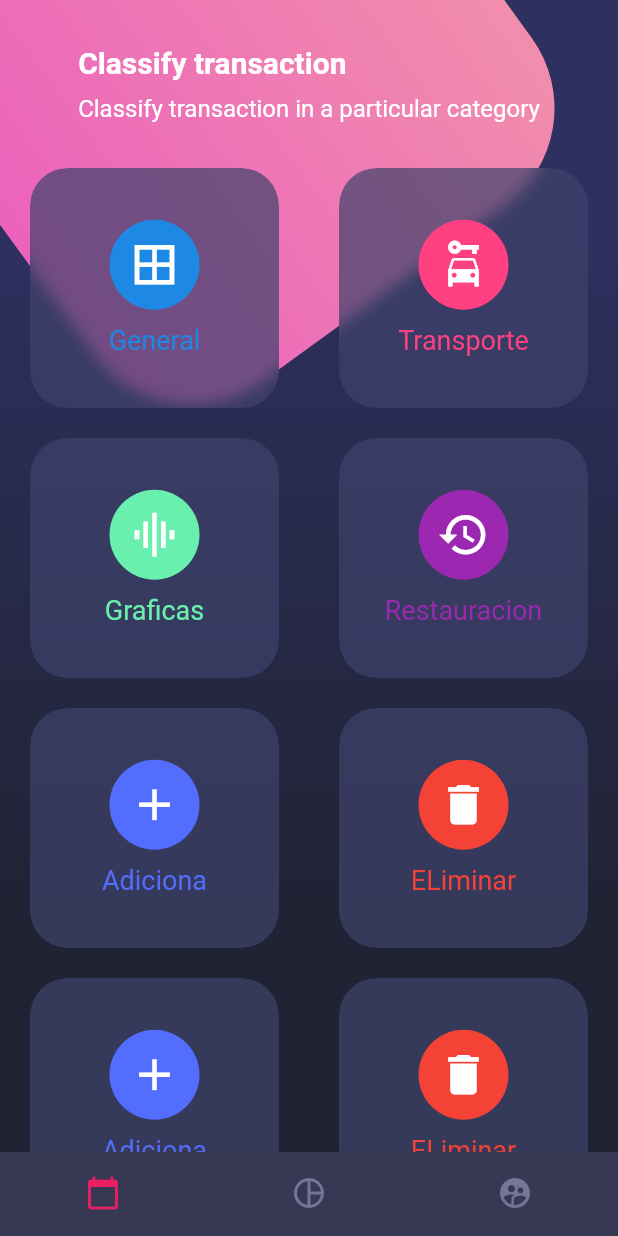
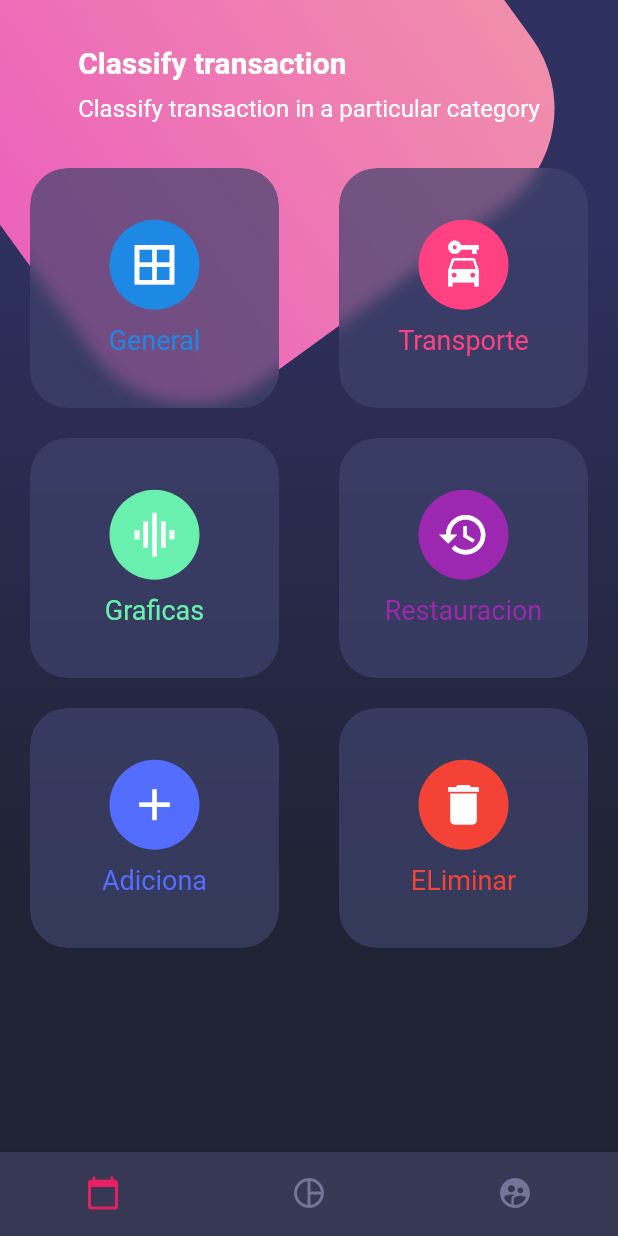
Before and after one commit to alcampospalacios/flutter_beautifull_design, a Flutter app: the screen it shows after launch, on a phone screen of 412 x 824 dp. Run offline on Flutter 3.47's test engine with Material 2 defaults, Android fonts, the phone set to English and light mode, and no system bars.

Commit message:
[DEL] Removing extra

```diff
--- a/lib/src/screens/home/home_widget.dart
+++ b/lib/src/screens/home/home_widget.dart
@@ -109,14 +109,6 @@ class _CardTable extends StatelessWidget {
           _singleCard(Icons.add, Colors.indigoAccent, 'Adiciona'),
           _singleCard(Icons.delete, Colors.red, 'ELiminar'),
         ]),
-        TableRow(children: [
-          _singleCard(Icons.add, Colors.indigoAccent, 'Adiciona'),
-          _singleCard(Icons.delete, Colors.red, 'ELiminar'),
-        ]),
-        TableRow(children: [
-          _singleCard(Icons.add, Colors.indigoAccent, 'Adiciona'),
-          _singleCard(Icons.delete, Colors.red, 'ELiminar'),
-        ]),
       ],
     );
   }
```
